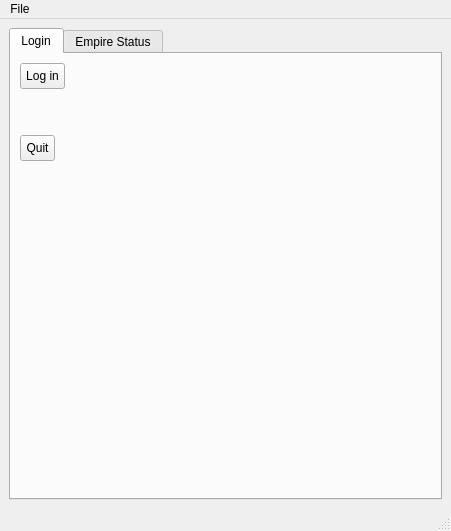
Before: the Qt Designer form pyside/ui/mainwindow.ui in LacunaOmnibus/MontyLacuna, drawn with Qt 5.
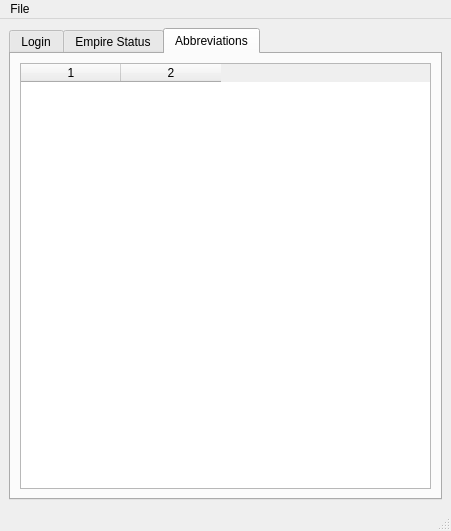
After: the same form once the commit is applied. The open tabs and pages were chosen to show the change.

Commit message: pyside gui can edit abbreviations

```diff
--- a/pyside/ui/mainwindow.ui
+++ b/pyside/ui/mainwindow.ui
@@ -25,7 +25,7 @@
 }</string>
   </property>
   <widget class="QWidget" name="centralwidget">
-   <layout class="QVBoxLayout" name="verticalLayout_2">
+   <layout class="QHBoxLayout" name="horizontalLayout_2">
     <item>
      <layout class="QVBoxLayout" name="verticalLayout">
       <item>
@@ -139,6 +139,38 @@
           </item>
          </layout>
         </widget>
+        <widget class="QWidget" name="tab_3">
+         <attribute name="title">
+          <string>Abbreviations</string>
+         </attribute>
+         <layout class="QVBoxLayout" name="verticalLayout_5">
+          <item>
+           <layout class="QVBoxLayout" name="verticalLayout_2">
+            <item>
+             <widget class="QTableWidget" name="tbl_abbrv">
+              <property name="sizePolicy">
+               <sizepolicy hsizetype="Expanding" vsizetype="Expanding">
+                <horstretch>0</horstretch>
+                <verstretch>0</verstretch>
+               </sizepolicy>
+              </property>
+              <property name="alternatingRowColors">
+               <bool>true</bool>
+              </property>
+              <property name="sortingEnabled">
+               <bool>true</bool>
+              </property>
+              <property name="columnCount">
+               <number>2</number>
+              </property>
+              <column/>
+              <column/>
+             </widget>
+            </item>
+           </layout>
+          </item>
+         </layout>
+        </widget>
        </widget>
       </item>
      </layout>
```
Left out of the diff: 34 changed lines with no effect on the pictures. The commit also changes 11 other files.
